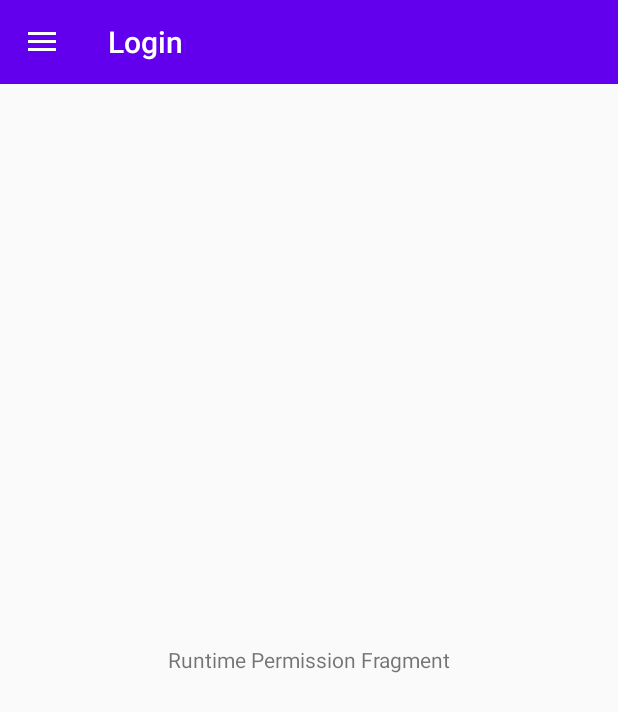
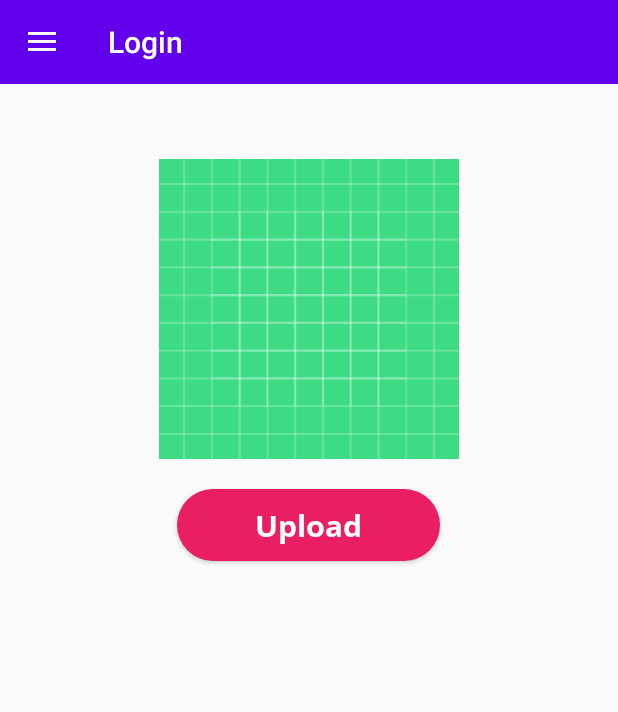
Before and after one commit to SagarBChauhan/All-Paracticals, an Android app: the fragment PermissionFragment placed in its activity, on a phone screen of 412 x 824 dp. Shown: the top 712 px of the screen. Run offline under Robolectric (Android 15) with nearby library versions, the phone set to English and light mode, and no system bars; our stand-ins replace ButterKnife.

Commit message:
Upload image to ImageView by options: 1. Capture Image & 2. Choose Image

```diff
--- a/app/src/main/java/com/allpracticals/UserActivity.java
+++ b/app/src/main/java/com/allpracticals/UserActivity.java
@@ -3,7 +3,6 @@ package com.allpracticals;
 import android.content.Context;
 import android.content.SharedPreferences;
 import android.os.Bundle;
-import android.widget.Toast;
 
 import androidx.appcompat.app.AppCompatActivity;
 import androidx.recyclerview.widget.LinearLayoutManager;
@@ -50,11 +49,13 @@ public class UserActivity extends AppCompatActivity {
     private void setupUserListData() {
         HashSet<String> stringsN = (HashSet<String>) sharedPreferences.getStringSet(Name, new HashSet<>());
         HashSet<String> stringsE = (HashSet<String>) sharedPreferences.getStringSet(Email, new HashSet<>());
+        assert stringsN != null;
         Object[] arrayN = stringsN.toArray();
+        assert stringsE != null;
         Object[] arrayE = stringsE.toArray();
         users = new User[arrayN.length];
         for (int i = 0; i < arrayN.length; i++) {
-            users[i]=new User(arrayN[i].toString(), arrayE[i].toString());
+            users[i] = new User(arrayN[i].toString(), arrayE[i].toString());
         }
 
     }
--- a/app/src/main/res/layout/fragment_permission.xml
+++ b/app/src/main/res/layout/fragment_permission.xml
@@ -1,15 +1,32 @@
 <?xml version="1.0" encoding="utf-8"?>
-<FrameLayout xmlns:android="http://schemas.android.com/apk/res/android"
+<androidx.appcompat.widget.LinearLayoutCompat xmlns:android="http://schemas.android.com/apk/res/android"
     xmlns:tools="http://schemas.android.com/tools"
+    android:id="@+id/permission_fragment"
     android:layout_width="match_parent"
     android:layout_height="match_parent"
-    tools:context=".PermissionFragment"
-    android:id="@+id/permission_fragment">
+    android:gravity="center|top"
+    android:orientation="vertical"
+    tools:context=".PermissionFragment">
 
-    <TextView
-        android:layout_width="match_parent"
-        android:layout_height="match_parent"
-        android:text="@string/permission_fragment"
-        android:gravity="center"/>
+    <androidx.appcompat.widget.AppCompatImageView
+        android:id="@+id/iv_avatar"
+        android:layout_width="200dp"
+        android:layout_height="200dp"
+        android:layout_marginTop="50dp"
+        android:elevation="4dp"
+        android:scaleType="centerCrop"
+        android:src="@drawable/ic_launcher_background" />
 
-</FrameLayout>
+    <androidx.appcompat.widget.AppCompatButton
+        android:id="@+id/btn_upload"
+        style="@style/TextAppearance.AppCompat.Widget.Button.Colored"
+        android:layout_width="175dp"
+        android:layout_height="wrap_content"
+        android:layout_marginTop="20dp"
+        android:background="@drawable/round_rect_solid"
+        android:fontFamily="@font/os_bold"
+        android:text="@string/btn_upload"
+        android:textAllCaps="false"
+        android:textSize="20sp" />
+
+</androidx.appcompat.widget.LinearLayoutCompat>
--- a/app/src/main/res/values/strings.xml
+++ b/app/src/main/res/values/strings.xml
@@ -44,4 +44,5 @@
     <string name="positive_button">YES</string>
     <string name="negative_button">No</string>
     <string name="neutral_button">Cancel</string>
+    <string name="btn_upload">Upload</string>
 </resources>
```
Also changed, not shown: app/src/main/java/com/allpracticals/PermissionFragment.java (+82 -3 lines).
